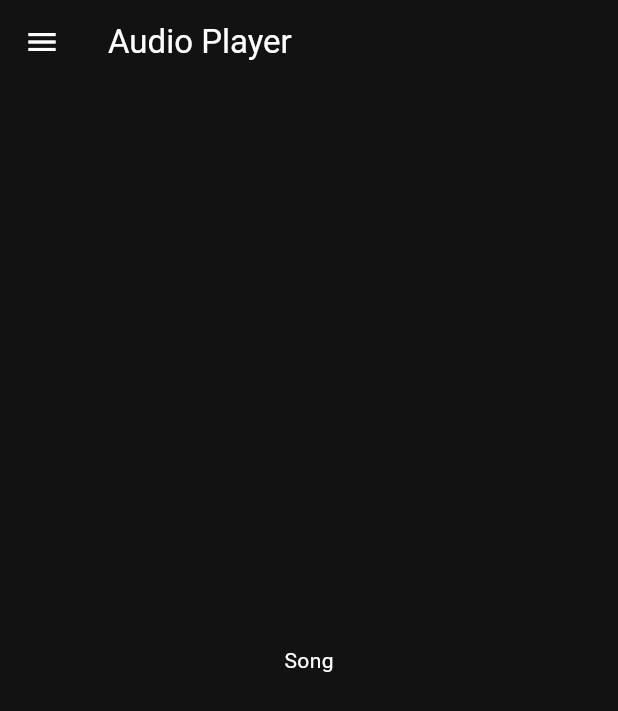
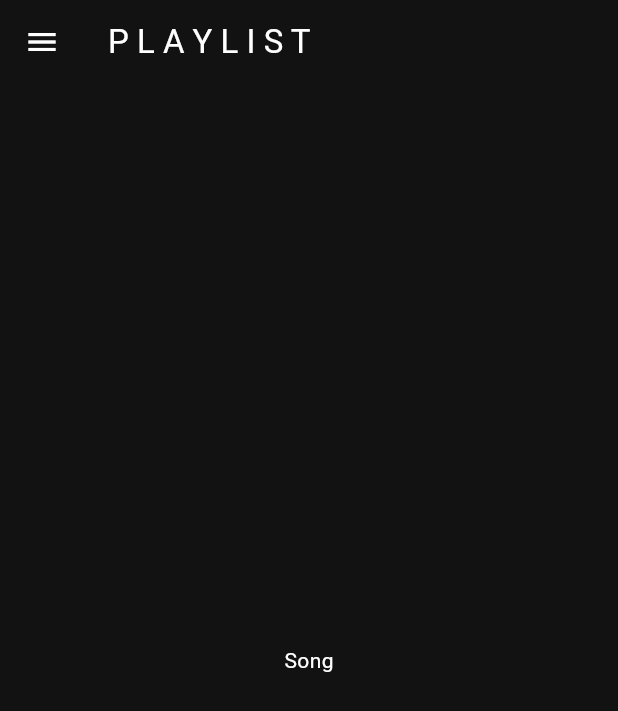
Before and after one commit to araful39/audio_player_app, a Flutter app: the screen it shows after launch, on a phone screen of 412 x 824 dp. Shown: the top 711 px of the screen. Run offline on Flutter 3.47's test engine with Material 3 defaults, Android fonts, the phone set to English and light mode, and no system bars.

```diff
--- /dev/null
+++ b/lib/constant/audio/audio.dart
@@ -0,0 +1 @@
+List audioList=[];
--- a/lib/pages/drawer/widget/my_drawer.dart
+++ b/lib/pages/drawer/widget/my_drawer.dart
@@ -13,7 +13,9 @@ class MyDrawer extends StatelessWidget {
           ListTile(
             leading: const Icon(Icons.home),
             title: const Text("Home"),
-            onTap: (){},
+            onTap: (){
+              Navigator.pop(context);
+            },
           ),
           ListTile(
             leading: const Icon(Icons.settings),
--- a/lib/pages/home_page/home_page.dart
+++ b/lib/pages/home_page/home_page.dart
@@ -9,7 +9,7 @@ class HomePage extends StatelessWidget {
     return  Scaffold(
       drawer: const MyDrawer(),
       appBar: AppBar(
-        title: const Text("Audio Player"),
+        title: const Text("P L A Y L I S T"),
       ),
       body: const Center(
         child: Text("Song"),
--- a/pubspec.yaml
+++ b/pubspec.yaml
@@ -35,6 +35,7 @@ dependencies:
   # The following adds the Cupertino Icons font to your application.
   # Use with the CupertinoIcons class for iOS style icons.
   cupertino_icons: ^1.0.2
+  provider:
 
 dev_dependencies:
   flutter_test:
@@ -59,8 +60,8 @@ flutter:
   uses-material-design: true
 
   # To add assets to your application, add an assets section, like this:
-  # assets:
-  #   - images/a_dot_burr.jpeg
+  assets:
+     - asset/
   #   - images/a_dot_ham.jpeg
 
   # An image asset can refer to one or more resolution-specific "variants", see
```
Also changed, not shown: lib/pages/controller/theme_provider.dart (added, +17 -0 lines), pubspec.lock, 1 other file.
